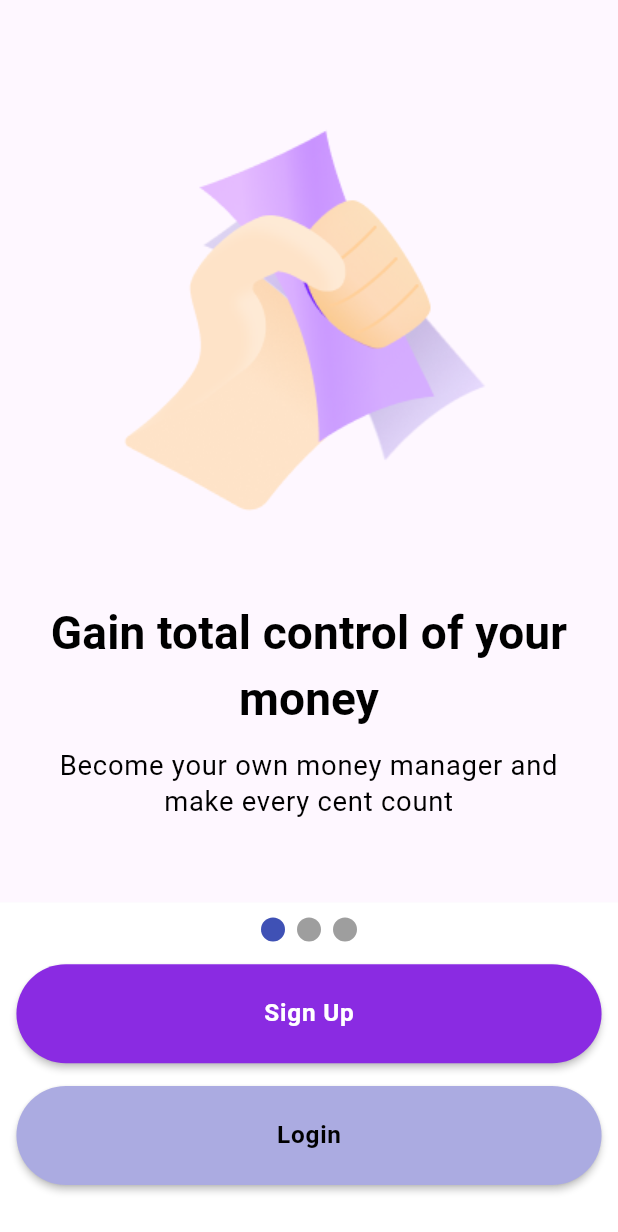
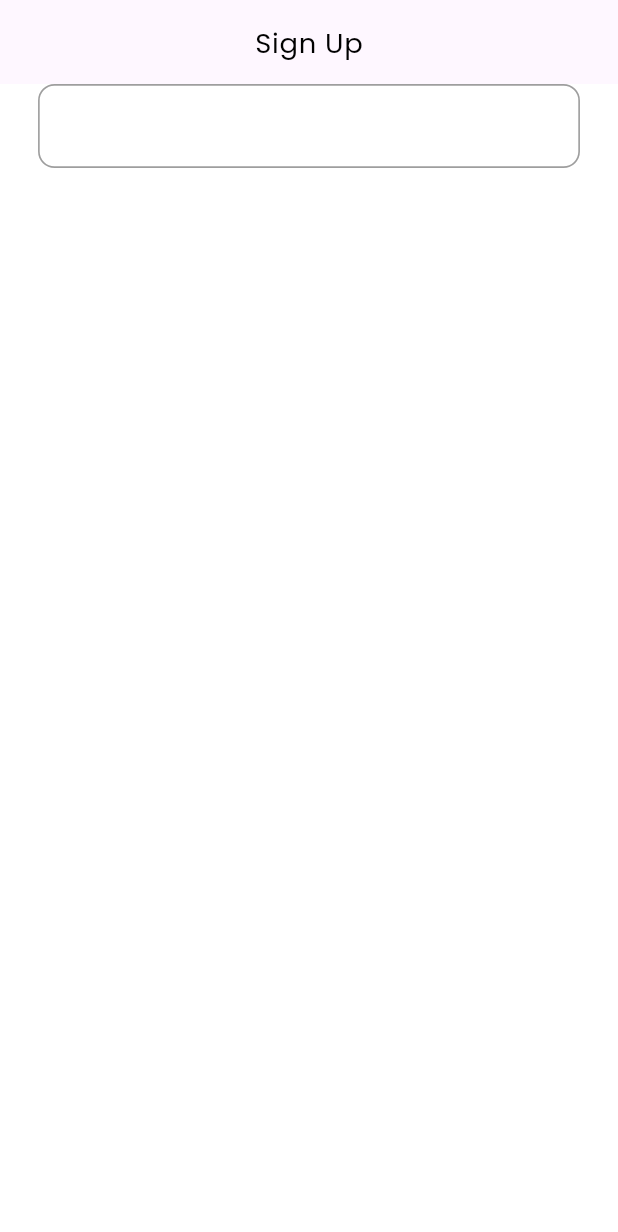
Before and after one commit to sabin6969/Budget_Buddy_With_Bloc, a Flutter app: the screen it shows after launch, after a tap on "Sign Up", on a phone screen of 412 x 824 dp. Shown: the top 1232 px of the screen. Run offline on Flutter 3.47's test engine with Material 3 defaults, Android fonts, the phone set to English and light mode, and no system bars; drawn by our look-alikes of smooth_page_indicator; our stand-ins replace flutter_screenutil, shared_preferences; accounts and stored records are empty.

Commit message:
implemented dark and light theme on onboarding page

```diff
--- a/lib/app.dart
+++ b/lib/app.dart
@@ -1,3 +1,4 @@
+import 'package:budgetbuddy_bloc/constants/routes.dart';
 import 'package:budgetbuddy_bloc/pages/home_page.dart';
 import 'package:budgetbuddy_bloc/pages/login_page.dart';
 import 'package:budgetbuddy_bloc/pages/onboarding_page.dart';
@@ -26,6 +27,7 @@ class MyApp extends StatelessWidget {
           theme: AppTheme.lighModeTheme,
           themeMode: ThemeMode.system,
           darkTheme: AppTheme.darkModeTheme,
+          onGenerateRoute: Routes.generateRoutes,
           // home: isUserFirstTimeHere
           //     ? const OnboadingPage()
           //     : isUserLoggedIn
--- /dev/null
+++ b/lib/constants/app_routes.dart
@@ -0,0 +1,3 @@
+class AppRoutes {
+  static const String signUpPageRoute = "/signUpPage";
+}
--- /dev/null
+++ b/lib/constants/routes.dart
@@ -0,0 +1,14 @@
+import 'package:budgetbuddy_bloc/constants/app_routes.dart';
+import 'package:budgetbuddy_bloc/pages/auth/signup/signup_page.dart';
+import 'package:flutter/material.dart';
+
+class Routes {
+  static Route generateRoutes(RouteSettings settings) {
+    switch (settings.name) {
+      case AppRoutes.signUpPageRoute:
+        return MaterialPageRoute(builder: (context) => const SignupPage());
+      default:
+        return MaterialPageRoute(builder: (context) => const Scaffold());
+    }
+  }
+}
--- a/lib/constants/title_text.dart
+++ b/lib/constants/title_text.dart
@@ -9,5 +9,5 @@ class TitleText {
       "Track your transaction easily,with categories and financial report ";
   static const String thirdOnboardingPrimaryText = "Planning ahead";
   static const String thirdOnboardingSeconaryText =
-      "Setup your budget for each categoryso you in control";
+      "Setup your budget for each category so you in control";
 }
--- /dev/null
+++ b/lib/pages/auth/signup/signup_page.dart
@@ -0,0 +1,34 @@
+import 'package:flutter/material.dart';
+import 'package:flutter_screenutil/flutter_screenutil.dart';
+
+class SignupPage extends StatelessWidget {
+  const SignupPage({super.key});
+
+  @override
+  Widget build(BuildContext context) {
+    return Scaffold(
+      appBar: AppBar(
+        centerTitle: true,
+        title: Text(
+          "Sign Up",
+          style: Theme.of(context).textTheme.labelMedium!.copyWith(
+                fontSize: 18.sp,
+                fontWeight: FontWeight.w500,
+              ),
+        ),
+      ),
+      body: Padding(
+        padding: EdgeInsets.symmetric(
+          horizontal: 25.h,
+        ),
+        child: SingleChildScrollView(
+          child: Column(
+            children: [
+              TextFormField(),
+            ],
+          ),
+        ),
+      ),
+    );
+  }
+}
--- a/lib/pages/onboarding_page.dart
+++ b/lib/pages/onboarding_page.dart
@@ -1,3 +1,4 @@
+import 'package:budgetbuddy_bloc/constants/app_routes.dart';
 import 'package:budgetbuddy_bloc/constants/image_path.dart';
 import 'package:budgetbuddy_bloc/constants/title_text.dart';
 import 'package:budgetbuddy_bloc/main.dart';
@@ -69,7 +70,7 @@ class _OnboadingPageState extends State<OnboadingPage> {
       onClosing: () {},
       builder: (context) {
         return Container(
-          color: Colors.white,
+          color: Theme.of(context).scaffoldBackgroundColor,
           height: size.height * 0.27,
           width: size.width,
           child: Column(
@@ -91,18 +92,21 @@ class _OnboadingPageState extends State<OnboadingPage> {
                 ),
                 child: Column(
                   children: [
-                    const CustomAuthButton(
+                    CustomAuthButton(
                       textColor: Colors.white,
                       isPrimaryColor: true,
                       buttonName: "Sign Up",
+                      onPressed: () => Navigator.pushReplacementNamed(
+                          context, AppRoutes.signUpPageRoute),
                     ),
                     SizedBox(
                       height: 15.h,
                     ),
-                    const CustomAuthButton(
+                    CustomAuthButton(
                       textColor: Colors.black,
                       isPrimaryColor: false,
                       buttonName: "Login",
+                      onPressed: () {},
                     )
                   ],
                 ),
--- a/lib/themes/app_theme.dart
+++ b/lib/themes/app_theme.dart
@@ -3,6 +3,30 @@ import 'package:flutter_screenutil/flutter_screenutil.dart';
 
 class AppTheme {
   static ThemeData lighModeTheme = ThemeData(
+    scaffoldBackgroundColor: Colors.white,
+    inputDecorationTheme: InputDecorationTheme(
+      border: OutlineInputBorder(
+        borderRadius: BorderRadius.circular(10.w),
+      ),
+      enabledBorder: OutlineInputBorder(
+        borderRadius: BorderRadius.circular(10.w),
+        borderSide: BorderSide(
+          color: Colors.grey,
+          width: 1.w,
+        ),
+      ),
+      focusedBorder: OutlineInputBorder(
+        borderRadius: BorderRadius.circular(10.w),
+        borderSide: BorderSide(
+          color: Colors.black,
+          width: 1.sp,
+        ),
+      ),
+    ),
+    appBarTheme: const AppBarTheme(
+      centerTitle: true,
+    ),
+    fontFamily: "Poppins",
     primaryColor: const Color(0xFF8A2BE2),
     secondaryHeaderColor: const Color.fromARGB(255, 171, 171, 225),
     textTheme: TextTheme(
@@ -12,35 +36,57 @@ class AppTheme {
         color: Colors.black,
       ),
       labelMedium: TextStyle(
-        fontSize: 16.sp,
+        fontSize: 14.sp,
         fontWeight: FontWeight.w600,
         color: Colors.black,
       ),
       labelLarge: TextStyle(
-        fontSize: 18.sp,
+        fontSize: 16.sp,
         fontWeight: FontWeight.bold,
         color: Colors.black,
       ),
     ),
   );
   static ThemeData darkModeTheme = ThemeData(
+    scaffoldBackgroundColor: Colors.black,
+    inputDecorationTheme: InputDecorationTheme(
+      border: OutlineInputBorder(
+        borderRadius: BorderRadius.circular(10.w),
+      ),
+      enabledBorder: OutlineInputBorder(
+        borderRadius: BorderRadius.circular(10.w),
+        borderSide: BorderSide(
+          color: Colors.grey,
+          width: 1.w,
+        ),
+      ),
+      focusedBorder: OutlineInputBorder(
+        borderRadius: BorderRadius.circular(10.w),
+        borderSide: BorderSide(
+          color: Colors.white,
+          width: 1.sp,
+        ),
+      ),
+    ),
+    appBarTheme: const AppBarTheme(centerTitle: true),
+    fontFamily: "Poppins",
     primaryColor: const Color(0xFF8A2BE2),
     secondaryHeaderColor: const Color.fromARGB(255, 171, 171, 225),
     textTheme: TextTheme(
       labelSmall: TextStyle(
         fontSize: 13.sp,
         fontWeight: FontWeight.normal,
-        color: Colors.black,
+        color: Colors.white,
       ),
       labelMedium: TextStyle(
-        fontSize: 16.sp,
+        fontSize: 14.sp,
         fontWeight: FontWeight.w600,
-        color: Colors.black,
+        color: Colors.white,
       ),
       labelLarge: TextStyle(
-        fontSize: 18.sp,
+        fontSize: 16.sp,
         fontWeight: FontWeight.bold,
-        color: Colors.black,
+        color: Colors.white,
       ),
     ),
   );
--- a/lib/widgets/custom_auth_button.dart
+++ b/lib/widgets/custom_auth_button.dart
@@ -5,12 +5,13 @@ class CustomAuthButton extends StatelessWidget {
   final Color textColor;
   final bool isPrimaryColor;
   final String buttonName;
-  const CustomAuthButton({
-    super.key,
-    required this.textColor,
-    required this.isPrimaryColor,
-    required this.buttonName,
-  });
+  final void Function()? onPressed;
+  const CustomAuthButton(
+      {super.key,
+      required this.textColor,
+      required this.isPrimaryColor,
+      required this.buttonName,
+      required this.onPressed});
 
   @override
   Widget build(BuildContext context) {
@@ -19,7 +20,7 @@ class CustomAuthButton extends StatelessWidget {
       shape: const StadiumBorder(),
       height: size.height * 0.08,
       minWidth: size.width,
-      onPressed: () {},
+      onPressed: onPressed,
       color: isPrimaryColor
           ? Theme.of(context).primaryColor
           : Theme.of(context).secondaryHeaderColor,
```
